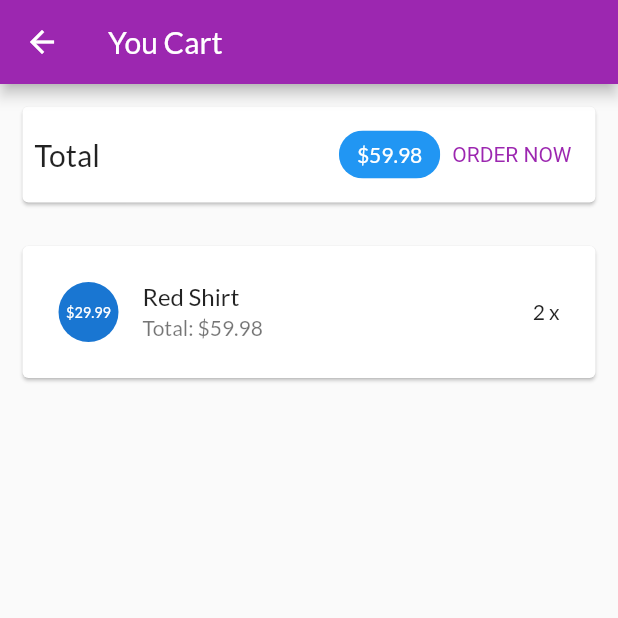
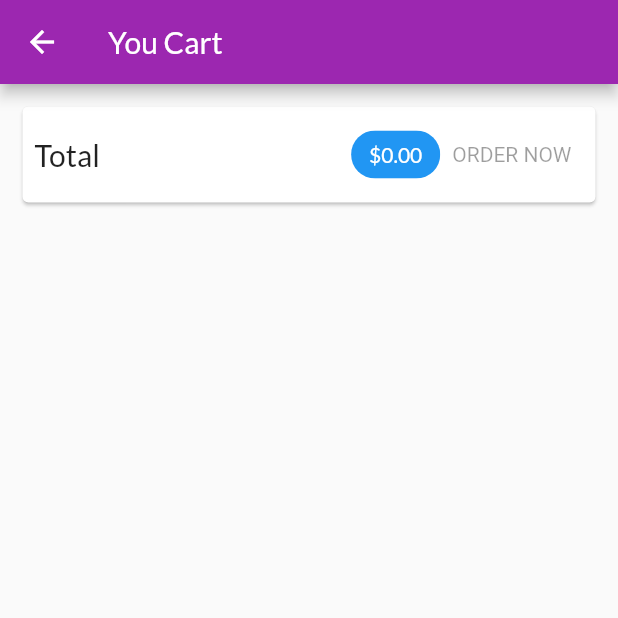
Before and after one commit to NguyenChienThangB1910143/LAB_1, a Flutter app: the CartScreen screen opened by its route, after a tap on "ORDER NOW", on a phone screen of 412 x 824 dp, the top half of it. Run offline on Flutter 3.47's test engine with Material 2 defaults, Android fonts, the phone set to English and light mode, and no system bars; network calls fail.

Commit message:
Quan ly trang thái voi provider - ordersManager

```diff
--- a/myshop/lib/main.dart
+++ b/myshop/lib/main.dart
@@ -20,6 +20,9 @@ class MyApp extends StatelessWidget {
         ),
         ChangeNotifierProvider(
           create: (ctx) => CartManager(),
+        ),
+        ChangeNotifierProvider(
+          create: (ctx) => OrderManager(),
         ),
       ],
       child: MaterialApp(
--- a/myshop/lib/ui/cart/cart_manager.dart
+++ b/myshop/lib/ui/cart/cart_manager.dart
@@ -16,7 +16,7 @@ class CartManager with ChangeNotifier {
     return _items.length;
   }
 
-  List<CartItem> get produsts {
+  List<CartItem> get products {
     return _items.values.toList();
   }
 
--- a/myshop/lib/ui/cart/cart_screen.dart
+++ b/myshop/lib/ui/cart/cart_screen.dart
@@ -1,4 +1,5 @@
 import 'package:flutter/material.dart';
+import 'package:myshop/ui/orders/order_manager.dart';
 import 'package:provider/provider.dart';
 
 import 'cart_manager.dart';
@@ -64,14 +65,20 @@ class CartScreen extends StatelessWidget {
               backgroundColor: Theme.of(context).primaryColor,
             ),
             TextButton(
-              onPressed: () {
-                print('An order has been added');
-              },
+              onPressed: cart.totalAmount <= 0
+                  ? null
+                  : () {
+                      context.read<OrderManager>().addOrder(
+                            cart.products,
+                            cart.totalAmount,
+                          );
+                      cart.clear();
+                    },
               style: TextButton.styleFrom(
                 textStyle: TextStyle(color: Theme.of(context).primaryColor),
               ),
               child: const Text('ORDER NOW'),
-            )
+            ),
           ],
         ),
       ),
--- a/myshop/lib/ui/orders/order_manager.dart
+++ b/myshop/lib/ui/orders/order_manager.dart
@@ -27,4 +27,17 @@ class OrderManager with ChangeNotifier {
   List<OrderItem> get orders {
     return [..._orders];
   }
+
+  void addOrder(List<CartItem> cartProducts, double total) async {
+    _orders.insert(
+      0,
+      OrderItem(
+        id: 'o${DateTime.now().toIso8601String()}',
+        amount: total,
+        products: cartProducts,
+        dateTime: DateTime.now(),
+      ),
+    );
+    notifyListeners();
+  }
 }
--- a/myshop/lib/ui/orders/orders_screen.dart
+++ b/myshop/lib/ui/orders/orders_screen.dart
@@ -1,4 +1,5 @@
 import 'package:flutter/material.dart';
+import 'package:provider/provider.dart';
 
 import 'order_manager.dart';
 import 'order_item_card.dart';
@@ -17,9 +18,13 @@ class OrdersScreen extends StatelessWidget {
         title: const Text('Your Orders'),
       ),
       drawer: const AppDrawer(),
-      body: ListView.builder(
-        itemCount: orderManager.orderCount,
-        itemBuilder: (ctx, i) => OrderItemCard(orderManager.orders[i]),
+      body: Consumer<OrderManager>(
+        builder: (ctx, ordersManager, child) {
+          return ListView.builder(
+            itemCount: ordersManager.orderCount,
+            itemBuilder: (ctx, i) => OrderItemCard(ordersManager.orders[i]),
+          );
+        },
       ),
     );
   }
```
